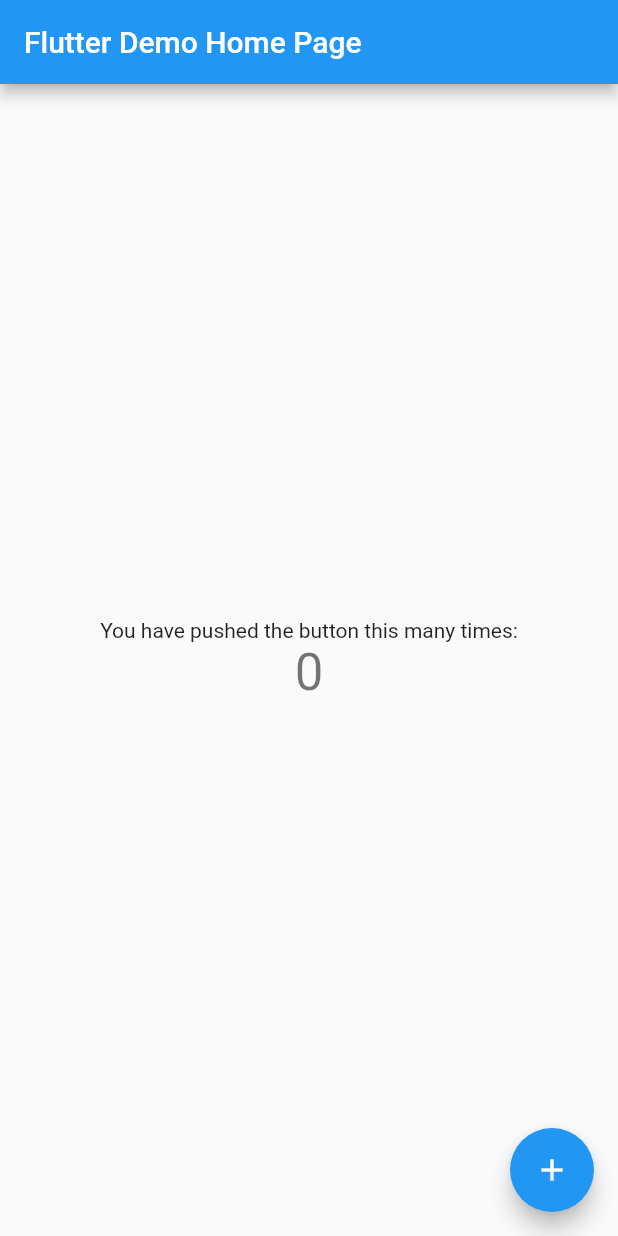
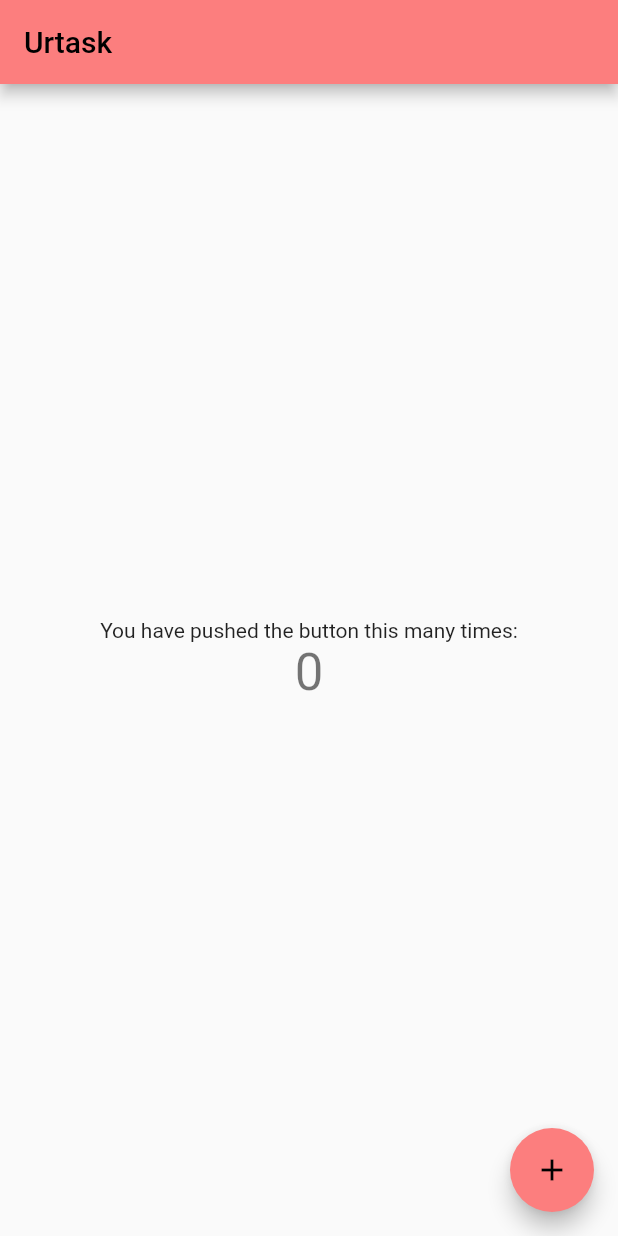
Before and after one commit to JarellOng/UrTask, a Flutter app: the screen it shows after launch, on a phone screen of 412 x 824 dp. Run offline on Flutter 3.47's test engine with Material 2 defaults, Android fonts, the phone set to English and light mode, and no system bars.

```diff
--- /dev/null
+++ b/lib/color.dart
@@ -0,0 +1,23 @@
+ import 'package:flutter/material.dart';
+
+const MaterialColor primary = MaterialColor(_primaryPrimaryValue, <int, Color>{
+  50: Color(0xFFFFF0F0),
+  100: Color(0xFFFED8D8),
+  200: Color(0xFFFEBFBF),
+  300: Color(0xFFFDA5A5),
+  400: Color(0xFFFC9191),
+  500: Color(_primaryPrimaryValue),
+  600: Color(0xFFFC7676),
+  700: Color(0xFFFB6B6B),
+  800: Color(0xFFFB6161),
+  900: Color(0xFFFA4E4E),
+});
+ const int _primaryPrimaryValue = 0xFFFC7E7E;
+
+ const MaterialColor primaryAccent = MaterialColor(_primaryAccentValue, <int, Color>{
+  100: Color(0xFFFFFFFF),
+  200: Color(_primaryAccentValue),
+  400: Color(0xFFFFEFEF),
+  700: Color(0xFFFFD5D5),
+});
+ const int _primaryAccentValue = 0xFFFFFFFF;
--- a/lib/main.dart
+++ b/lib/main.dart
@@ -1,4 +1,5 @@
 import 'package:flutter/material.dart';
+import 'package:urtask/color.dart';
 
 void main() {
   runApp(const MyApp());
@@ -22,9 +23,9 @@ class MyApp extends StatelessWidget {
         // or simply save your changes to "hot reload" in a Flutter IDE).
         // Notice that the counter didn't reset back to zero; the application
         // is not restarted.
-        primarySwatch: Colors.blue,
+        primarySwatch: primary,
       ),
-      home: const MyHomePage(title: 'Flutter Demo Home Page'),
+      home: const MyHomePage(title: 'Urtask'),
     );
   }
 }
```
